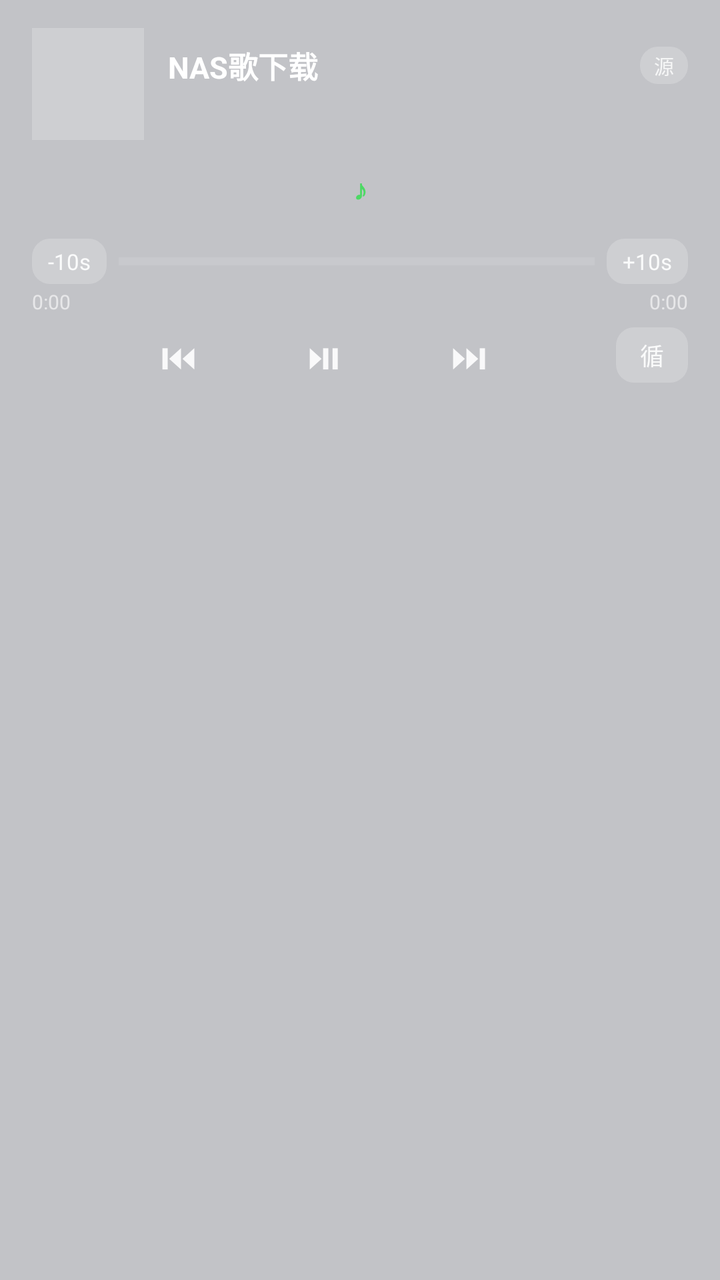
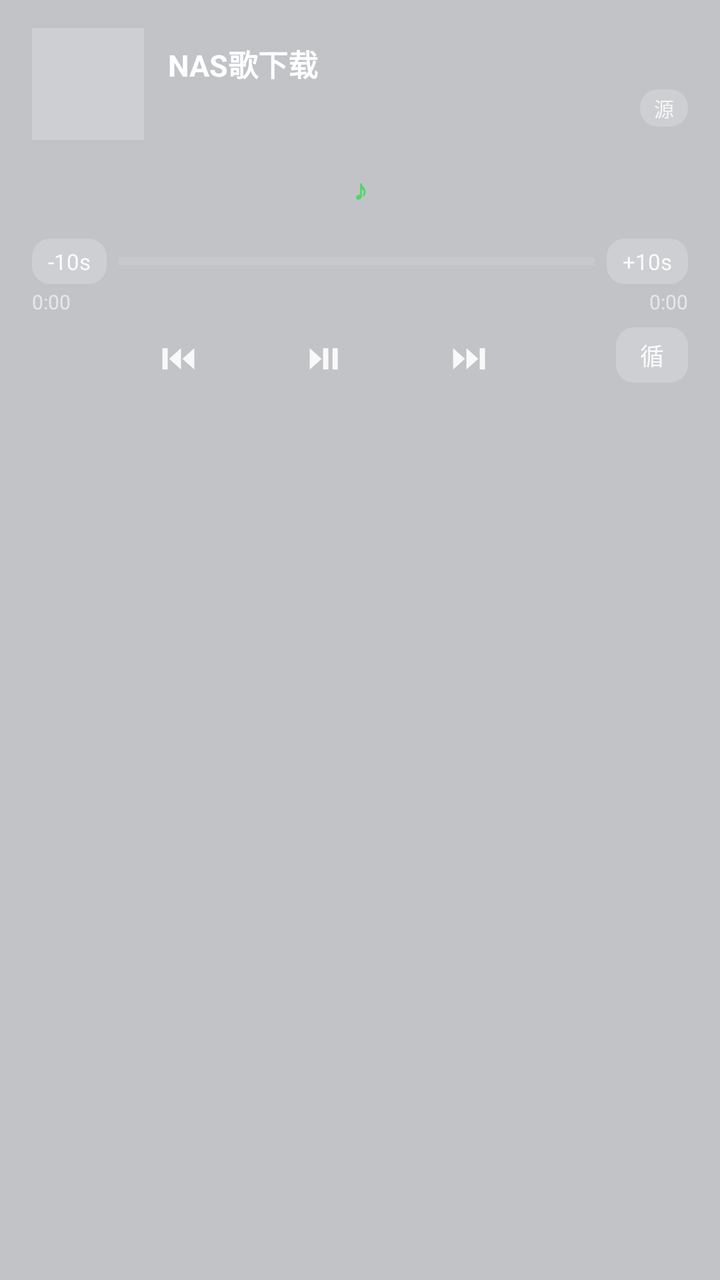

Before-and-after screenshots of an Android layout around one commit, followed by the original layout XML and the change that was made.
<!-- AndroidManifest.xml: application theme AppTheme -->
<!-- res/layout/lyric_notify.xml -->
<?xml version="1.0" encoding="utf-8"?>
<LinearLayout xmlns:android="http://schemas.android.com/apk/res/android"
    android:id="@+id/n_root"
    android:layout_width="match_parent"
    android:layout_height="wrap_content"
    android:orientation="vertical"
    android:background="#33000000"
    android:paddingLeft="16dp"
    android:paddingRight="16dp"
    android:paddingTop="14dp"
    android:paddingBottom="12dp">

    <LinearLayout
        android:layout_width="match_parent"
        android:layout_height="wrap_content"
        android:orientation="horizontal"
        android:gravity="center_vertical">

        <ImageView
            android:id="@+id/n_cover"
            android:layout_width="56dp"
            android:layout_height="56dp"
            android:scaleType="centerCrop"
            android:background="#33FFFFFF"
            android:contentDescription="@string/app_name" />

        <LinearLayout
            android:layout_width="0dp"
            android:layout_height="wrap_content"
            android:layout_weight="1"
            android:layout_marginLeft="12dp"
            android:layout_marginStart="12dp"
            android:orientation="vertical">

            <LinearLayout
                android:layout_width="match_parent"
                android:layout_height="wrap_content"
                android:orientation="horizontal"
                android:gravity="center_vertical">

                <TextView
                    android:id="@+id/n_title"
                    android:layout_width="0dp"
                    android:layout_height="wrap_content"
                    android:layout_weight="1"
                    android:maxLines="1"
                    android:ellipsize="end"
                    android:textColor="#FFFFFF"
                    android:textSize="15sp"
                    android:textStyle="bold"
                    android:text="@string/app_name" />

                
                <TextView
                    android:id="@+id/n_badge"
                    android:layout_width="wrap_content"
                    android:layout_height="wrap_content"
                    android:layout_marginLeft="8dp"
                    android:layout_marginStart="8dp"
                    android:maxLines="1"
                    android:ellipsize="end"
                    android:maxWidth="132dp"
                    android:background="@drawable/nmode_bg"
                    android:paddingLeft="7dp"
                    android:paddingRight="7dp"
                    android:paddingTop="2dp"
                    android:paddingBottom="2dp"
                    android:textColor="#CCFFFFFF"
                    android:textSize="10sp"
                    android:text="源" />
            </LinearLayout>

            <TextView
                android:id="@+id/n_artist"
                android:layout_width="match_parent"
                android:layout_height="wrap_content"
                android:layout_marginTop="2dp"
                android:maxLines="1"
                android:ellipsize="end"
                android:textColor="#B3FFFFFF"
                android:textSize="12sp"
                android:text="" />
        </LinearLayout>
    </LinearLayout>

    
    <TextView
        android:id="@+id/n_lyric"
        android:layout_width="match_parent"
        android:layout_height="wrap_content"
        android:layout_marginTop="10dp"
        android:paddingLeft="8dp"
        android:paddingRight="8dp"
        android:paddingTop="5dp"
        android:paddingBottom="5dp"
        android:maxLines="1"
        android:ellipsize="end"
        android:gravity="center"
        android:textSize="14sp"
        android:textStyle="bold"
        android:textColor="#4CD964"
        android:text="♪" />

    
    <LinearLayout
        android:layout_width="match_parent"
        android:layout_height="wrap_content"
        android:layout_marginTop="10dp"
        android:orientation="horizontal"
        android:gravity="center_vertical">

        <TextView
            android:id="@+id/n_back10"
            style="@style/NSeek"
            android:text="-10s" />

        <ProgressBar
            android:id="@+id/n_prog"
            style="?android:attr/progressBarStyleHorizontal"
            android:layout_width="0dp"
            android:layout_height="wrap_content"
            android:layout_weight="1"
            android:layout_marginLeft="6dp"
            android:layout_marginRight="6dp"
            android:max="1000"
            android:progress="0"
            android:progressTint="#2F6FFF"
            android:progressBackgroundTint="#66FFFFFF" />

        <TextView
            android:id="@+id/n_fwd10"
            style="@style/NSeek"
            android:text="+10s" />
    </LinearLayout>

    <LinearLayout
        android:layout_width="match_parent"
        android:layout_height="wrap_content"
        android:orientation="horizontal">

        <TextView
            android:id="@+id/n_cur"
            style="@style/NTime"
            android:layout_width="0dp"
            android:layout_weight="1"
            android:text="0:00" />

        <TextView
            android:id="@+id/n_dur"
            style="@style/NTime"
            android:text="0:00" />
    </LinearLayout>

    <LinearLayout
        android:layout_width="match_parent"
        android:layout_height="wrap_content"
        android:layout_marginTop="6dp"
        android:orientation="horizontal"
        android:gravity="center_vertical">

        <LinearLayout
            android:layout_width="0dp"
            android:layout_height="wrap_content"
            android:layout_weight="1"
            android:orientation="horizontal"
            android:gravity="center">

            <TextView
                android:id="@+id/n_prev"
                style="@style/NBtn"
                android:text="⏮" />

            <TextView
                android:id="@+id/n_toggle"
                style="@style/NBtn"
                android:text="⏯" />

            <TextView
                android:id="@+id/n_next"
                style="@style/NBtn"
                android:text="⏭" />
        </LinearLayout>

        <TextView
            android:id="@+id/n_mode"
            style="@style/NMode"
            android:text="循" />
    </LinearLayout>
</LinearLayout>
<!-- resources referenced by this layout -->
<resources>
  <!-- drawable nmode_bg (drawable) -->
  <?xml version="1.0" encoding="utf-8"?>
  <shape xmlns:android="http://schemas.android.com/apk/res/android"
      android:shape="rectangle">
      <solid android:color="#33FFFFFF" />
      <corners android:radius="9dp" />
  </shape>
  <string name="app_name">NAS歌下载</string>
  <style name="NBtn">
          <item name="android:layout_width">wrap_content</item>
          <item name="android:layout_height">wrap_content</item>
          <item name="android:layout_marginLeft">22dp</item>
          <item name="android:layout_marginRight">22dp</item>
          <item name="android:paddingLeft">6dp</item>
          <item name="android:paddingRight">6dp</item>
          <item name="android:textColor">#E6FFFFFF</item>
          <item name="android:textSize">18sp</item>
          <item name="android:gravity">center</item>
      </style>
  <style name="NMode">
          <item name="android:layout_width">wrap_content</item>
          <item name="android:layout_height">wrap_content</item>
          <item name="android:minWidth">36dp</item>
          <item name="android:paddingLeft">9dp</item>
          <item name="android:paddingRight">9dp</item>
          <item name="android:paddingTop">5dp</item>
          <item name="android:paddingBottom">5dp</item>
          <item name="android:background">@drawable/nmode_bg</item>
          <item name="android:textColor">#E6FFFFFF</item>
          <item name="android:textSize">12sp</item>
          <item name="android:gravity">center</item>
      </style>
  <style name="NSeek">
          <item name="android:layout_width">wrap_content</item>
          <item name="android:layout_height">wrap_content</item>
          <item name="android:paddingLeft">8dp</item>
          <item name="android:paddingRight">8dp</item>
          <item name="android:paddingTop">4dp</item>
          <item name="android:paddingBottom">4dp</item>
          <item name="android:background">@drawable/nmode_bg</item>
          <item name="android:textColor">#E6FFFFFF</item>
          <item name="android:textSize">11sp</item>
          <item name="android:gravity">center</item>
      </style>
  <style name="NTime">
          <item name="android:layout_width">wrap_content</item>
          <item name="android:layout_height">wrap_content</item>
          <item name="android:layout_marginTop">2dp</item>
          <item name="android:textColor">#99FFFFFF</item>
          <item name="android:textSize">10sp</item>
      </style>
  <style name="AppTheme" parent="android:Theme.Material.Light.NoActionBar">
          <item name="android:windowBackground">#F2F4F8</item>
          <item name="android:statusBarColor">#F2F4F8</item>
          <item name="android:navigationBarColor">#FFFFFF</item>
          <item name="android:windowLightStatusBar">true</item>
      </style>
</resources>

<!-- the commit's change to res/layout/lyric_notify.xml (unified diff, before → after) -->
@@ -32,25 +32,36 @@
             android:layout_marginStart="12dp"
             android:orientation="vertical">
 
+            <TextView
+                android:id="@+id/n_title"
+                android:layout_width="match_parent"
+                android:layout_height="wrap_content"
+                android:maxLines="1"
+                android:ellipsize="end"
+                android:textColor="#FFFFFF"
+                android:textSize="15sp"
+                android:textStyle="bold"
+                android:text="@string/app_name" />
+
+            
             <LinearLayout
                 android:layout_width="match_parent"
                 android:layout_height="wrap_content"
+                android:layout_marginTop="2dp"
                 android:orientation="horizontal"
                 android:gravity="center_vertical">
 
                 <TextView
-                    android:id="@+id/n_title"
+                    android:id="@+id/n_artist"
                     android:layout_width="0dp"
                     android:layout_height="wrap_content"
                     android:layout_weight="1"
                     android:maxLines="1"
                     android:ellipsize="end"
-                    android:textColor="#FFFFFF"
-                    android:textSize="15sp"
-                    android:textStyle="bold"
-                    android:text="@string/app_name" />
+                    android:textColor="#B3FFFFFF"
+                    android:textSize="12sp"
+                    android:text="" />
 
-                
                 <TextView
                     android:id="@+id/n_badge"
                     android:layout_width="wrap_content"
@@ -59,7 +70,7 @@
                     android:layout_marginStart="8dp"
                     android:maxLines="1"
                     android:ellipsize="end"
-                    android:maxWidth="132dp"
+                    android:maxWidth="140dp"
                     android:background="@drawable/nmode_bg"
                     android:paddingLeft="7dp"
                     android:paddingRight="7dp"
@@ -70,16 +81,6 @@
                     android:text="源" />
             </LinearLayout>
 
-            <TextView
-                android:id="@+id/n_artist"
-                android:layout_width="match_parent"
-                android:layout_height="wrap_content"
-                android:layout_marginTop="2dp"
-                android:maxLines="1"
-                android:ellipsize="end"
-                android:textColor="#B3FFFFFF"
-                android:textSize="12sp"
-                android:text="" />
         </LinearLayout>
     </LinearLayout>
 
